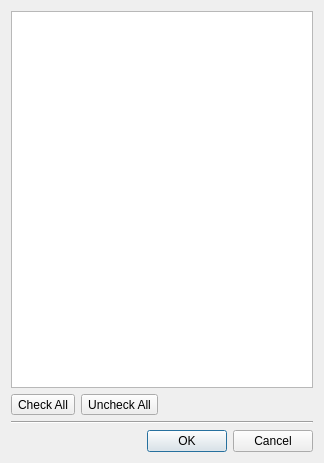
This is src/tiled/addtilesetsdialog.ui in timbaker/tiled as Qt 5 draws it before an edit. The edited form follows.
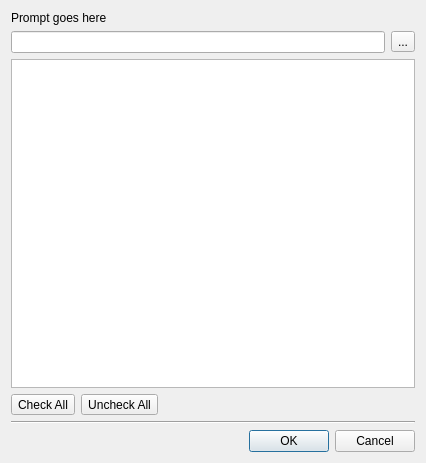
This is the edited form.

```diff
--- a/src/tiled/addtilesetsdialog.ui
+++ b/src/tiled/addtilesetsdialog.ui
@@ -6,7 +6,7 @@
    <rect>
     <x>0</x>
     <y>0</y>
-    <width>324</width>
+    <width>426</width>
     <height>463</height>
    </rect>
   </property>
@@ -14,6 +14,31 @@
    <string>Add Tilesets</string>
   </property>
   <layout class="QVBoxLayout" name="verticalLayout">
+   <item>
+    <widget class="QLabel" name="prompt">
+     <property name="text">
+      <string>Prompt goes here</string>
+     </property>
+    </widget>
+   </item>
+   <item>
+    <layout class="QHBoxLayout" name="pathLayout">
+     <item>
+      <widget class="QLineEdit" name="path">
+       <property name="readOnly">
+        <bool>true</bool>
+       </property>
+      </widget>
+     </item>
+     <item>
+      <widget class="QToolButton" name="browse">
+       <property name="text">
+        <string>...</string>
+       </property>
+      </widget>
+     </item>
+    </layout>
+   </item>
    <item>
     <widget class="QListWidget" name="files"/>
    </item>
```
